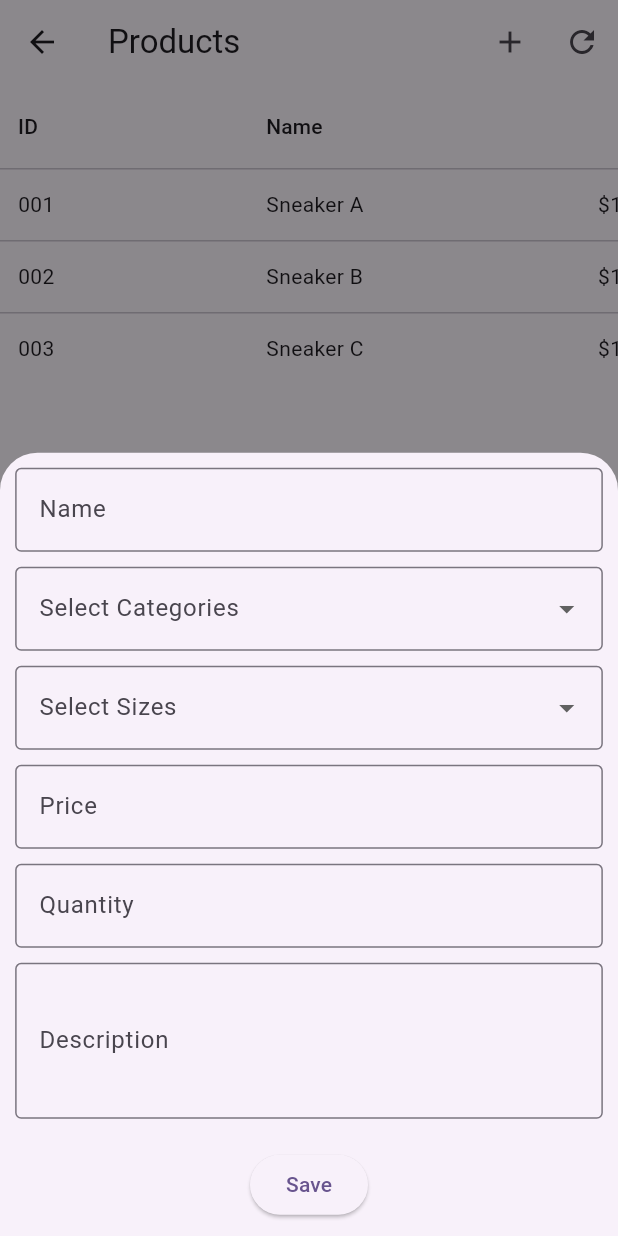
After one commit to maronkoders/sneakr-app, a Flutter app: the ProductsScreen screen opened by its route, after a tap on the "add" icon, on a phone screen of 412 x 824 dp. The commit adds this screen. Run offline on Flutter 3.47's test engine with Material 3 defaults, Android fonts, the phone set to English and light mode, and no system bars; drawn by our look-alikes of data_table_2.

Commit message:
Created the skeleton for v1

```diff
--- /dev/null
+++ b/lib/dashboard/categoriesScreen.dart
@@ -0,0 +1,117 @@
+import 'package:flutter/material.dart';
+import 'package:data_table_2/data_table_2.dart';
+
+class Product {
+  final String id;
+  final String name;
+  final double price;
+  final int stock;
+
+  Product(
+      {required this.id,
+      required this.name,
+      required this.price,
+      required this.stock});
+}
+
+class categoriesScreen extends StatelessWidget {
+  final List<Product> products = [
+    Product(id: '001', name: 'Formal Shoes ', price: 120.0, stock: 15),
+    Product(id: '002', name: 'Slides ', price: 150.0, stock: 20),
+    Product(id: '003', name: 'Sneakers ', price: 180.0, stock: 5),
+    // Add more products as needed
+  ];
+
+  //New Category
+  void _showDataEntryModal(BuildContext context) {
+    showModalBottomSheet(
+      context: context,
+      elevation: 10,
+      shape: RoundedRectangleBorder(
+        borderRadius: BorderRadius.vertical(top: Radius.circular(25.0)),
+      ),
+      isScrollControlled: true,
+      barrierColor: Colors.black45,
+      isDismissible: false,
+      enableDrag: true,
+      builder: (BuildContext context) {
+        return Padding(
+          padding: const EdgeInsets.all(10.10),
+          child: Column(
+            mainAxisSize: MainAxisSize.min,
+            children: <Widget>[
+              TextFormField(
+                decoration: InputDecoration(
+                  labelText: 'Name',
+                  border: OutlineInputBorder(),
+                ),
+              ),
+              SizedBox(height: 10),
+              ElevatedButton(
+                child: Text('Save'),
+                onPressed: () {
+                  Navigator.pop(context);
+                },
+              ),
+            ],
+          ),
+        );
+      },
+    );
+  }
+
+  @override
+  Widget build(BuildContext context) {
+    return Scaffold(
+      appBar: AppBar(
+        title: Text('Sneaker Categories'),
+        actions: <Widget>[
+          IconButton(
+            icon: Icon(Icons.add),
+            onPressed: () {
+              _showDataEntryModal(context);
+            },
+          ),
+          IconButton(
+            icon: Icon(Icons.refresh),
+            onPressed: () {
+              // Handle refresh product list
+            },
+          ),
+        ],
+      ),
+      body: DataTable2(
+        columnSpacing: 12,
+        horizontalMargin: 12,
+        minWidth: 600,
+        columns: [
+          DataColumn(
+            label: Text('Name'),
+            onSort: (columnIndex, ascending) {
+              products.sort((a, b) => ascending
+                  ? a.name.compareTo(b.name)
+                  : b.name.compareTo(a.name));
+            },
+          ),
+          DataColumn(
+            label: Text('Stock'),
+            numeric: true,
+            onSort: (columnIndex, ascending) {
+              products.sort((a, b) => ascending
+                  ? a.stock.compareTo(b.stock)
+                  : b.stock.compareTo(a.stock));
+            },
+          ),
+        ],
+        rows: products
+            .map((product) => DataRow(
+                  cells: [
+                    DataCell(Text(product.name)),
+                    DataCell(Text(product.stock.toString())),
+                  ],
+                ))
+            .toList(),
+      ),
+    );
+  }
+}
--- a/lib/dashboard/layout.dart
+++ /dev/null
@@ -1,23 +0,0 @@
-import 'package:flutter/material.dart';
-
-class Layout extends StatefulWidget {
-  const Layout({super.key, required this.title});
-  final String title;
-
-  @override
-  State<Layout> createState() => _LayoutState();
-}
-
-class _LayoutState extends State<Layout> {
-   @override
-  Widget build(BuildContext context) {
-    return MaterialApp(
-      title: 'Dashboard',
-      theme: ThemeData(
-        colorScheme: ColorScheme.fromSeed(seedColor: Colors.deepPurple),
-        useMaterial3: true,
-      ),
-
-    );
-  }
-}
--- /dev/null
+++ b/lib/dashboard/products.dart
@@ -0,0 +1,182 @@
+import 'package:flutter/material.dart';
+import 'package:data_table_2/data_table_2.dart';
+
+class Product {
+  final String id;
+  final String name;
+  final double price;
+  final int stock;
+
+  Product(
+      {required this.id,
+      required this.name,
+      required this.price,
+      required this.stock});
+}
+
+class ProductsScreen extends StatelessWidget {
+  final List<Product> products = [
+    Product(id: '001', name: 'Sneaker A', price: 120.0, stock: 15),
+    Product(id: '002', name: 'Sneaker B', price: 150.0, stock: 20),
+    Product(id: '003', name: 'Sneaker C', price: 180.0, stock: 5),
+    // Add more products as needed
+  ];
+
+  @override
+  Widget build(BuildContext context) {
+    return Scaffold(
+      appBar: AppBar(
+        title: Text('Products'),
+        actions: <Widget>[
+          IconButton(
+              icon: Icon(Icons.add),
+              onPressed: () => _showDataEntryModal(context)),
+          IconButton(
+            icon: Icon(Icons.refresh),
+            onPressed: () {
+              // Handle refresh product list
+            },
+          ),
+        ],
+      ),
+      body: DataTable2(
+        columnSpacing: 12,
+        horizontalMargin: 12,
+        minWidth: 600,
+        columns: [
+          DataColumn2(
+            label: Text('ID'),
+            size: ColumnSize.L,
+          ),
+          DataColumn(
+            label: Text('Name'),
+            onSort: (columnIndex, ascending) {
+              products.sort((a, b) => ascending
+                  ? a.name.compareTo(b.name)
+                  : b.name.compareTo(a.name));
+            },
+          ),
+          DataColumn(
+            label: Text('Price'),
+            numeric: true,
+            onSort: (columnIndex, ascending) {
+              products.sort((a, b) => ascending
+                  ? a.price.compareTo(b.price)
+                  : b.price.compareTo(a.price));
+            },
+          ),
+          DataColumn(
+            label: Text('Stock'),
+            numeric: true,
+            onSort: (columnIndex, ascending) {
+              products.sort((a, b) => ascending
+                  ? a.stock.compareTo(b.stock)
+                  : b.stock.compareTo(a.stock));
+            },
+          ),
+        ],
+        rows: products
+            .map((product) => DataRow(
+                  cells: [
+                    DataCell(Text(product.id)),
+                    DataCell(Text(product.name)),
+                    DataCell(Text('\$${product.price.toStringAsFixed(2)}')),
+                    DataCell(Text(product.stock.toString())),
+                  ],
+                ))
+            .toList(),
+      ),
+    );
+  }
+
+//New Product
+  void _showDataEntryModal(BuildContext context) {
+    showModalBottomSheet(
+      context: context,
+      elevation: 10,
+      shape: RoundedRectangleBorder(
+        borderRadius: BorderRadius.vertical(top: Radius.circular(25.0)),
+      ),
+      isScrollControlled: true,
+      barrierColor: Colors.black45,
+      isDismissible: false,
+      enableDrag: true,
+      builder: (BuildContext context) {
+        return Padding(
+          padding: const EdgeInsets.all(10.10),
+          child: Column(
+            mainAxisSize: MainAxisSize.min,
+            children: <Widget>[
+              TextFormField(
+                decoration: InputDecoration(
+                  labelText: 'Name',
+                  border: OutlineInputBorder(),
+                ),
+              ),
+              SizedBox(height: 10),
+              DropdownButtonFormField<String>(
+                decoration: InputDecoration(
+                  labelText: 'Select Categories',
+                  border: OutlineInputBorder(),
+                ),
+                items: <String>['Category 1', 'Category 2', 'Category 3']
+                    .map((String value) {
+                  return DropdownMenuItem<String>(
+                    value: value,
+                    child: Text(value),
+                  );
+                }).toList(),
+                onChanged: (_) {},
+              ),
+              SizedBox(height: 10),
+              DropdownButtonFormField<String>(
+                decoration: InputDecoration(
+                  labelText: 'Select Sizes',
+                  border: OutlineInputBorder(),
+                ),
+                items: <String>['Small', 'Medium', 'Large'].map((String value) {
+                  return DropdownMenuItem<String>(
+                    value: value,
+                    child: Text(value),
+                  );
+                }).toList(),
+                onChanged: (_) {},
+              ),
+              SizedBox(height: 10),
+              TextFormField(
+                decoration: InputDecoration(
+                  labelText: 'Price',
+                  border: OutlineInputBorder(),
+                ),
+                keyboardType: TextInputType.number,
+              ),
+              SizedBox(height: 10),
+              TextFormField(
+                decoration: InputDecoration(
+                  labelText: 'Quantity',
+                  border: OutlineInputBorder(),
+                ),
+                keyboardType: TextInputType.number,
+              ),
+              SizedBox(height: 10),
+              TextFormField(
+                decoration: InputDecoration(
+                  labelText: 'Description',
+                  border: OutlineInputBorder(),
+                ),
+                maxLines: 3,
+              ),
+              SizedBox(height: 20),
+              ElevatedButton(
+                child: Text('Save'),
+                onPressed: () {
+                  Navigator.pop(context);
+                },
+              ),
+            ],
+          ),
+        );
+      },
+    );
+  }
+}
--- /dev/null
+++ b/lib/dashboard/sales.dart
@@ -0,0 +1,123 @@
+import 'package:flutter/material.dart';
+import 'package:data_table_2/data_table_2.dart';
+import 'package:intl/intl.dart';
+
+class Product {
+  final String id;
+  final String name;
+  final double price;
+  final int pairs;
+  final DateTime date;
+
+  Product(
+      {required this.id,
+      required this.name,
+      required this.price,
+      required this.pairs,
+      required this.date});
+}
+
+class sales extends StatelessWidget {
+  final List<Product> products = [
+    Product(
+        id: '001',
+        name: 'Nikes',
+        price: 120.0,
+        pairs: 15,
+        date: DateTime.now()),
+    Product(
+        id: '002',
+        name: 'Jordan ',
+        price: 150.0,
+        pairs: 20,
+        date: DateTime.now()),
+    Product(
+        id: '003',
+        name: 'Formal male ',
+        price: 180.0,
+        pairs: 5,
+        date: DateTime.now()),
+    // Add more products as needed
+  ];
+
+  @override
+  Widget build(BuildContext context) {
+    return Scaffold(
+      appBar: AppBar(
+        title: Text('Total Sales'),
+        actions: <Widget>[
+          IconButton(
+            icon: Icon(Icons.add),
+            onPressed: () {
+              // Handle add new product
+            },
+          ),
+          IconButton(
+            icon: Icon(Icons.refresh),
+            onPressed: () {
+              // Handle refresh product list
+            },
+          ),
+        ],
+      ),
+      body: DataTable2(
+        columnSpacing: 12,
+        horizontalMargin: 12,
+        minWidth: 600,
+        columns: [
+          DataColumn2(
+            label: Text('ID'),
+            size: ColumnSize.L,
+          ),
+          DataColumn(
+            label: Text('Name'),
+            onSort: (columnIndex, ascending) {
+              products.sort((a, b) => ascending
+                  ? a.name.compareTo(b.name)
+                  : b.name.compareTo(a.name));
+            },
+          ),
+          DataColumn(
+            label: Text('Price'),
+            numeric: true,
+            onSort: (columnIndex, ascending) {
+              products.sort((a, b) => ascending
+                  ? a.price.compareTo(b.price)
+                  : b.price.compareTo(a.price));
+            },
+          ),
+          DataColumn(
+            label: Text('Stock'),
+            numeric: true,
+            onSort: (columnIndex, ascending) {
+              products.sort((a, b) => ascending
+                  ? a.pairs.compareTo(b.pairs)
+                  : b.pairs.compareTo(a.pairs));
+            },
+          ),
+          DataColumn(
+            label: Text('Date'),
+            numeric: true,
+            onSort: (columnIndex, ascending) {
+              products.sort((a, b) => ascending
+                  ? a.date.compareTo(b.date)
+                  : b.date.compareTo(a.date));
+            },
+          ),
+        ],
+        rows: products
+            .map((product) => DataRow(
+                  cells: [
+                    DataCell(Text(product.id)),
+                    DataCell(Text(product.name)),
+                    DataCell(Text('\$${product.price.toStringAsFixed(2)}')),
+                    DataCell(Text(product.pairs.toString())),
+                    DataCell(
+                        Text(DateFormat('yyyy-MM-dd').format(product.date))),
+                  ],
+                ))
+            .toList(),
+      ),
+    );
+  }
+}
--- /dev/null
+++ b/lib/data/sample_data.dart
@@ -0,0 +1,7 @@
+import '../models/sneaker.dart';
+
+final List<Sneaker> sneakers = [
+  Sneaker(id: '1', name: 'Air Jordan 1', stock: 15, price: 190.0),
+  Sneaker(id: '2', name: 'Nike Air Max 97', stock: 8, price: 180.0),
+  Sneaker(id: '3', name: 'Adidas Yeezy Boost 350', stock: 5, price: 220.0),
+];
--- /dev/null
+++ b/lib/models/sneaker.dart
@@ -0,0 +1,12 @@
+class Sneaker {
+  final String id;
+  final String name;
+  final int stock;
+  final double price;
+
+  Sneaker(
+      {required this.id,
+      required this.name,
+      required this.stock,
+      required this.price});
+}
--- a/pubspec.yaml
+++ b/pubspec.yaml
@@ -30,7 +30,8 @@ environment:
 dependencies:
   flutter:
     sdk: flutter
-
+  data_table_2: ^2.0.1
+  intl: ^0.17.0
 
   # The following adds the Cupertino Icons font to your application.
   # Use with the CupertinoIcons class for iOS style icons.
```
Also changed, not shown: lib/dashboard/landingPage.dart (+131 -12 lines), lib/dashboard/products/newProduct.dart (added, +92 -0 lines), lib/dashboard/settings.dart (added, +15 -0 lines), lib/main.dart (+17 -2 lines), pubspec.lock.
